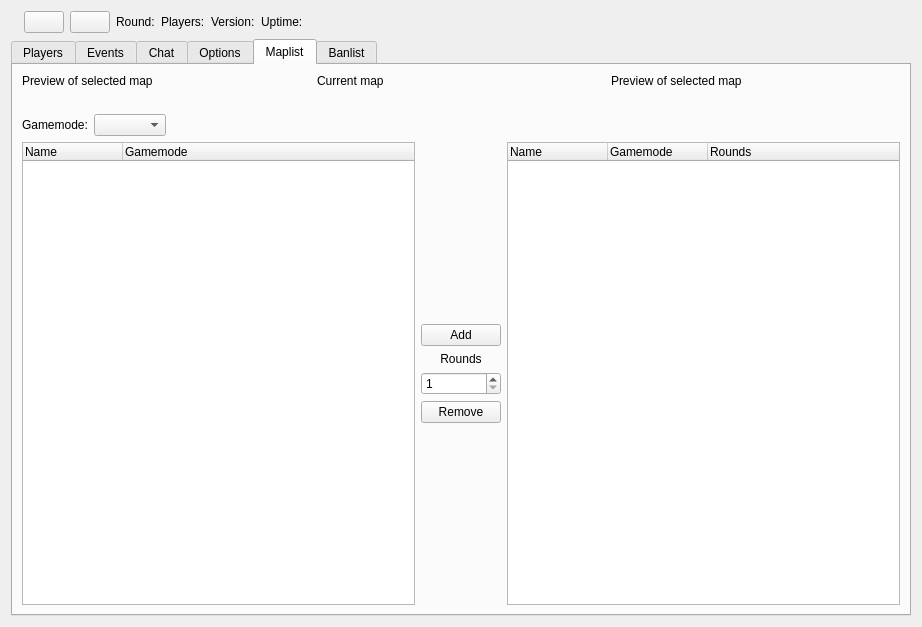
This is client/bf4/BF4Widget.ui in OpenRcon/OpenRcon as Qt 5 draws it before an edit. The edited form follows.
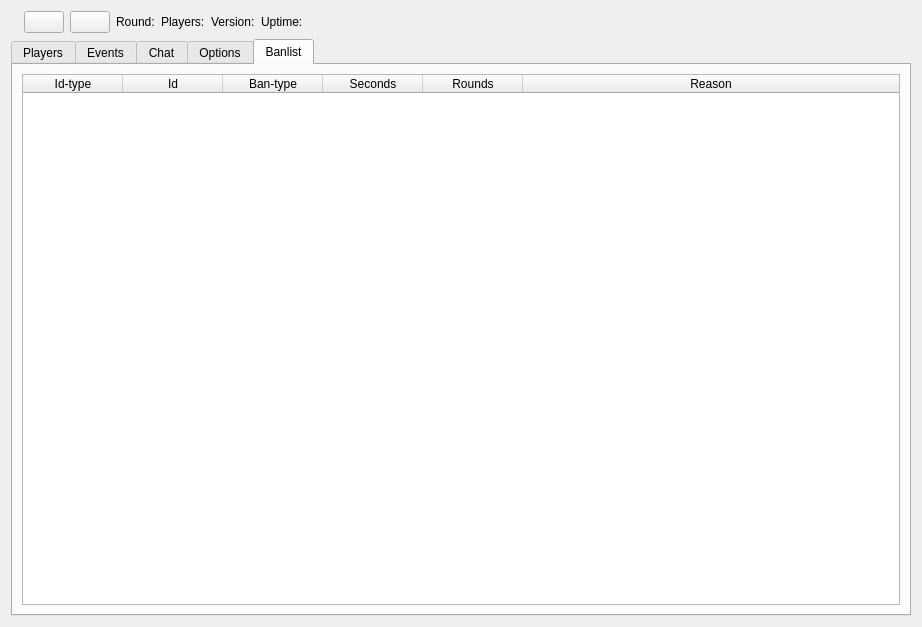
This is the edited form. The open tabs and pages were chosen to show the change. Icons and pictures are not drawn.

What changed in the file:
```diff
--- a/client/bf4/BF4Widget.ui
+++ b/client/bf4/BF4Widget.ui
@@ -980,211 +980,6 @@
        </item>
       </layout>
      </widget>
-     <widget class="QWidget" name="tab_ml">
-      <attribute name="title">
-       <string>Maplist</string>
-      </attribute>
-      <layout class="QGridLayout" name="gridLayout_5">
-       <item row="0" column="0" colspan="3">
-        <layout class="QHBoxLayout" name="horizontalLayout_2">
-         <item>
-          <layout class="QFormLayout" name="formLayout">
-           <item row="1" column="0" colspan="2">
-            <widget class="QLabel" name="label_ml_availableSelectedMapImage">
-             <property name="text">
-              <string/>
-             </property>
-            </widget>
-           </item>
-           <item row="0" column="0" colspan="2">
-            <widget class="QLabel" name="label_ml_availableSelectedMapText">
-             <property name="text">
-              <string>Preview of selected map</string>
-             </property>
-            </widget>
-           </item>
-          </layout>
-         </item>
-         <item>
-          <layout class="QFormLayout" name="formLayout_2">
-           <property name="fieldGrowthPolicy">
-            <enum>QFormLayout::AllNonFixedFieldsGrow</enum>
-           </property>
-           <item row="0" column="0">
-            <widget class="QLabel" name="label_ml_currentMapText">
-             <property name="text">
-              <string>Current map</string>
-             </property>
-            </widget>
-           </item>
-           <item row="0" column="1">
-            <widget class="QLabel" name="label_ml_currentMapValue">
-             <property name="text">
-              <string/>
-             </property>
-            </widget>
-           </item>
-           <item row="1" column="0" colspan="2">
-            <widget class="QLabel" name="label_ml_currentMapImage">
-             <property name="text">
-              <string/>
-             </property>
-            </widget>
-           </item>
-          </layout>
-         </item>
-         <item>
-          <layout class="QFormLayout" name="formLayout_3">
-           <property name="fieldGrowthPolicy">
-            <enum>QFormLayout::AllNonFixedFieldsGrow</enum>
-           </property>
-           <item row="1" column="0" colspan="2">
-            <widget class="QLabel" name="label_ml_currentSelectedMapImage">
-             <property name="text">
-              <string/>
-             </property>
-            </widget>
-           </item>
-           <item row="0" column="0" colspan="2">
-            <widget class="QLabel" name="label_ml_currentSelectedMapText">
-             <property name="text">
-              <string>Preview of selected map</string>
-             </property>
-            </widget>
-           </item>
-          </layout>
-         </item>
-        </layout>
-       </item>
-       <item row="2" column="1">
-        <layout class="QVBoxLayout" name="verticalLayout_5">
-         <item>
-          <spacer name="verticalSpacer">
-           <property name="orientation">
-            <enum>Qt::Vertical</enum>
-           </property>
-           <property name="sizeHint" stdset="0">
-            <size>
-             <width>20</width>
-             <height>40</height>
-            </size>
-           </property>
-          </spacer>
-         </item>
-         <item>
-          <widget class="QPushButton" name="pushButton_ml_add">
-           <property name="text">
-            <string>Add</string>
-           </property>
-          </widget>
-         </item>
-         <item>
-          <widget class="QLabel" name="label_ml_rounds">
-           <property name="text">
-            <string>Rounds</string>
-           </property>
-           <property name="alignment">
-            <set>Qt::AlignCenter</set>
-           </property>
-          </widget>
-         </item>
-         <item>
-          <widget class="QSpinBox" name="spinBox_ml_rounds">
-           <property name="minimum">
-            <number>1</number>
-           </property>
-          </widget>
-         </item>
-         <item>
-          <widget class="QPushButton" name="pushButton_ml_remove">
-           <property name="text">
-            <string>Remove</string>
-           </property>
-          </widget>
-         </item>
-         <item>
-          <spacer name="verticalSpacer_2">
-           <property name="orientation">
-            <enum>Qt::Vertical</enum>
-           </property>
-           <property name="sizeHint" stdset="0">
-            <size>
-             <width>20</width>
-             <height>40</height>
-            </size>
-           </property>
-          </spacer>
-         </item>
-        </layout>
-       </item>
-       <item row="1" column="0" colspan="3">
-        <layout class="QHBoxLayout" name="horizontalLayout_5">
-         <item>
-          <widget class="QLabel" name="label_ml_gameMode">
-           <property name="text">
-            <string>Gamemode:</string>
-           </property>
-          </widget>
-         </item>
-         <item>
-          <widget class="QComboBox" name="comboBox_ml_gameMode"/>
-         </item>
-         <item>
-          <spacer name="horizontalSpacer">
-           <property name="orientation">
-            <enum>Qt::Horizontal</enum>
-           </property>
-           <property name="sizeHint" stdset="0">
-            <size>
-             <width>40</width>
-             <height>20</height>
-            </size>
-           </property>
-          </spacer>
-         </item>
-        </layout>
-       </item>
-       <item row="2" column="0">
-        <widget class="QTreeWidget" name="treeWidget_ml_available">
-         <property name="contextMenuPolicy">
-          <enum>Qt::CustomContextMenu</enum>
-         </property>
-         <column>
-          <property name="text">
-           <string>Name</string>
-          </property>
-         </column>
-         <column>
-          <property name="text">
-           <string>Gamemode</string>
-          </property>
-         </column>
-        </widget>
-       </item>
-       <item row="2" column="2">
-        <widget class="QTreeWidget" name="treeWidget_ml_current">
-         <property name="contextMenuPolicy">
-          <enum>Qt::CustomContextMenu</enum>
-         </property>
-         <column>
-          <property name="text">
-           <string>Name</string>
-          </property>
-         </column>
-         <column>
-          <property name="text">
-           <string>Gamemode</string>
-          </property>
-         </column>
-         <column>
-          <property name="text">
-           <string>Rounds</string>
-          </property>
-         </column>
-        </widget>
-       </item>
-      </layout>
-     </widget>
      <widget class="QWidget" name="tab_bl">
       <attribute name="title">
        <string>Banlist</string>
```
Left out of the diff: 2 changed lines with no effect on the pictures.
